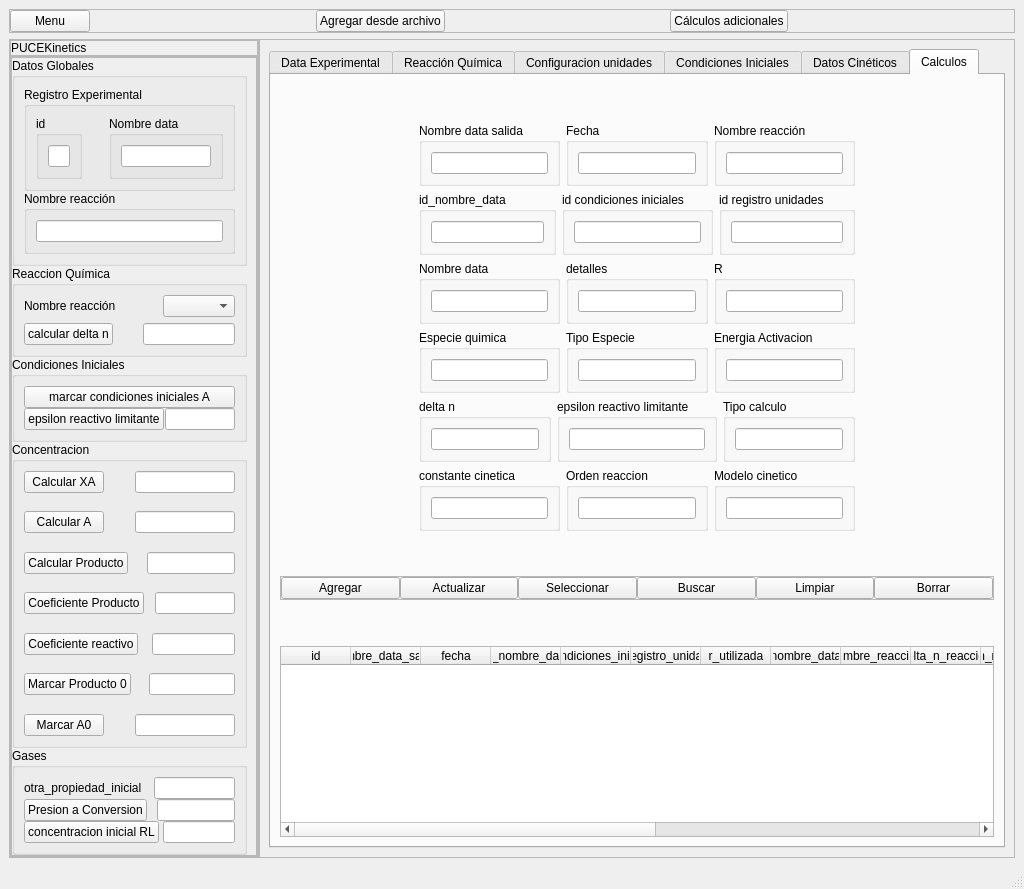
The window that flujo_datos_gui_v5.ui (JuandresPUCE/tesis_pyqt_sqlite) describes before a commit, drawn with Qt 5.
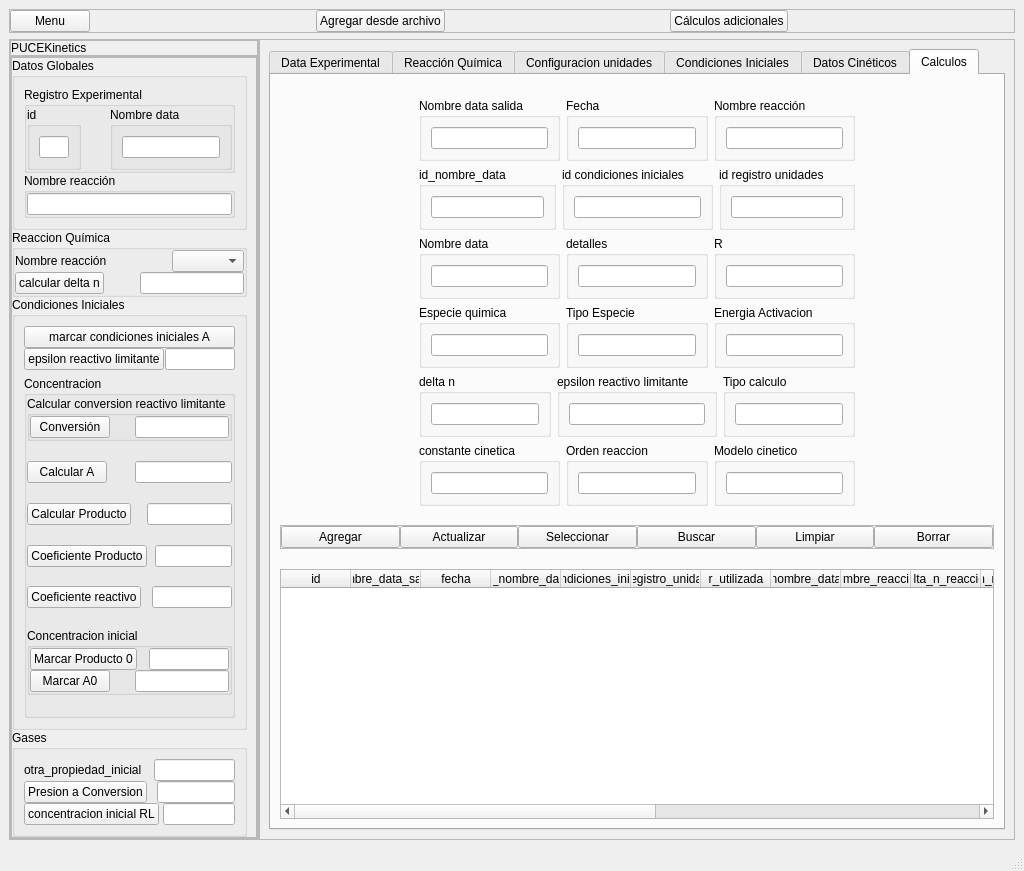
The same window after the commit. The open tabs and pages were chosen to show the change.

The edit to the form file:
```diff
--- a/flujo_datos_gui_v5.ui
+++ b/flujo_datos_gui_v5.ui
@@ -7,7 +7,7 @@
     <x>0</x>
     <y>0</y>
     <width>1024</width>
-    <height>889</height>
+    <height>871</height>
    </rect>
   </property>
   <property name="windowTitle">
@@ -304,6 +304,21 @@
                         <string>Registro Experimental</string>
                        </property>
                        <layout class="QHBoxLayout" name="horizontalLayout_29">
+                        <property name="spacing">
+                         <number>0</number>
+                        </property>
+                        <property name="leftMargin">
+                         <number>0</number>
+                        </property>
+                        <property name="topMargin">
+                         <number>0</number>
+                        </property>
+                        <property name="rightMargin">
+                         <number>0</number>
+                        </property>
+                        <property name="bottomMargin">
+                         <number>0</number>
+                        </property>
                         <item>
                          <widget class="QGroupBox" name="groupBox_42">
                           <property name="minimumSize">
@@ -379,6 +394,21 @@
                         <string>Nombre reacción</string>
                        </property>
                        <layout class="QHBoxLayout" name="horizontalLayout_75">
+                        <property name="spacing">
+                         <number>0</number>
+                        </property>
+                        <property name="leftMargin">
+                         <number>0</number>
+                        </property>
+                        <property name="topMargin">
+                         <number>0</number>
+                        </property>
+                        <property name="rightMargin">
+                         <number>0</number>
+                        </property>
+                        <property name="bottomMargin">
+                         <number>0</number>
+                        </property>
                         <item>
                          <widget class="QLineEdit" name="nombre_reaccion_general_edit"/>
                         </item>
@@ -409,6 +439,21 @@
                    <string>Reaccion Química</string>
                   </property>
                   <layout class="QVBoxLayout" name="verticalLayout_28">
+                   <property name="spacing">
+                    <number>0</number>
+                   </property>
+                   <property name="leftMargin">
+                    <number>0</number>
+                   </property>
+                   <property name="topMargin">
+                    <number>0</number>
+                   </property>
+                   <property name="rightMargin">
+                    <number>0</number>
+                   </property>
+                   <property name="bottomMargin">
+                    <number>0</number>
+                   </property>
                    <item>
                     <layout class="QVBoxLayout" name="verticalLayout_27">
                      <item>
@@ -559,26 +604,73 @@
                      </item>
                     </layout>
                    </item>
-                  </layout>
-                 </widget>
-                </item>
                 <item>
                  <widget class="QGroupBox" name="groupBox_4">
                   <property name="title">
                    <string>Concentracion</string>
                   </property>
                   <layout class="QVBoxLayout" name="verticalLayout_32">
+                      <property name="spacing">
+                       <number>6</number>
+                      </property>
+                      <property name="leftMargin">
+                       <number>0</number>
+                      </property>
+                      <property name="topMargin">
+                       <number>0</number>
+                      </property>
+                      <property name="rightMargin">
+                       <number>0</number>
+                      </property>
+                      <property name="bottomMargin">
+                       <number>0</number>
+                      </property>
+                      <item>
+                       <spacer name="verticalSpacer_3">
+                        <property name="orientation">
+                         <enum>Qt::Vertical</enum>
+                        </property>
+                        <property name="sizeHint" stdset="0">
+                         <size>
+                          <width>20</width>
+                          <height>40</height>
+                         </size>
+                        </property>
+                       </spacer>
+                      </item>
                    <item>
                     <layout class="QVBoxLayout" name="verticalLayout_31">
+                        <property name="spacing">
+                         <number>0</number>
+                        </property>
                      <item>
-                      <layout class="QHBoxLayout" name="horizontalLayout_47">
+                         <widget class="QGroupBox" name="groupBox_62">
+                          <property name="title">
+                           <string>Calcular conversion reactivo limitante</string>
+                          </property>
+                          <layout class="QHBoxLayout" name="horizontalLayout_49">
                        <property name="spacing">
                         <number>0</number>
                        </property>
+                           <property name="leftMargin">
+                            <number>0</number>
+                           </property>
+                           <property name="topMargin">
+                            <number>0</number>
+                           </property>
+                           <property name="rightMargin">
+                            <number>0</number>
+                           </property>
+                           <property name="bottomMargin">
+                            <number>0</number>
+                           </property>
+                           <item>
+                            <layout class="QHBoxLayout" name="horizontalLayout_47"/>
+                           </item>
                        <item>
                         <widget class="QPushButton" name="calcular_xa">
                          <property name="text">
-                          <string>Calcular XA</string>
+                              <string>Conversión</string>
                          </property>
                         </widget>
                        </item>
@@ -599,9 +691,17 @@
                         <widget class="QLineEdit" name="conversion_reactivo_limitante_dc_edit_2"/>
                        </item>
                       </layout>
+                         </widget>
                      </item>
                      <item>
-                      <spacer name="verticalSpacer_3">
+                         <layout class="QHBoxLayout" name="horizontalLayout_50">
+                          <property name="spacing">
+                           <number>0</number>
+                          </property>
+                         </layout>
+                        </item>
+                        <item>
+                         <spacer name="verticalSpacer_5">
                        <property name="orientation">
                         <enum>Qt::Vertical</enum>
                        </property>
@@ -614,7 +714,7 @@
                       </spacer>
                      </item>
                      <item>
-                      <layout class="QHBoxLayout" name="horizontalLayout_49">
+                         <layout class="QHBoxLayout" name="horizontalLayout_51">
                        <property name="spacing">
                         <number>0</number>
                        </property>
@@ -644,7 +744,7 @@
                       </layout>
                      </item>
                      <item>
-                      <spacer name="verticalSpacer_4">
+                         <spacer name="verticalSpacer_27">
                        <property name="orientation">
                         <enum>Qt::Vertical</enum>
                        </property>
@@ -657,7 +757,7 @@
                       </spacer>
                      </item>
                      <item>
-                      <layout class="QHBoxLayout" name="horizontalLayout_50">
+                         <layout class="QHBoxLayout" name="horizontalLayout_52">
                        <property name="spacing">
                         <number>0</number>
                        </property>
@@ -687,7 +787,7 @@
                       </layout>
                      </item>
                      <item>
-                      <spacer name="verticalSpacer_5">
+                         <spacer name="verticalSpacer_34">
                        <property name="orientation">
                         <enum>Qt::Vertical</enum>
                        </property>
@@ -700,7 +800,7 @@
                       </spacer>
                      </item>
                      <item>
-                      <layout class="QHBoxLayout" name="horizontalLayout_51">
+                         <layout class="QHBoxLayout" name="horizontalLayout_53">
                        <property name="spacing">
                         <number>0</number>
                        </property>
@@ -730,7 +830,7 @@
                       </layout>
                      </item>
                      <item>
-                      <spacer name="verticalSpacer_34">
+                         <spacer name="verticalSpacer_35">
                        <property name="orientation">
                         <enum>Qt::Vertical</enum>
                        </property>
@@ -743,7 +843,7 @@
                       </spacer>
                      </item>
                      <item>
-                      <layout class="QHBoxLayout" name="horizontalLayout_52">
+                         <layout class="QHBoxLayout" name="horizontalLayout_54">
                        <property name="spacing">
                         <number>0</number>
                        </property>
@@ -773,7 +873,7 @@
                       </layout>
                      </item>
                      <item>
-                      <spacer name="verticalSpacer_35">
+                         <spacer name="verticalSpacer_36">
                        <property name="orientation">
                         <enum>Qt::Vertical</enum>
                        </property>
@@ -786,7 +886,28 @@
                       </spacer>
                      </item>
                      <item>
-                      <layout class="QHBoxLayout" name="horizontalLayout_53">
+                         <widget class="QGroupBox" name="groupBox_65">
+                          <property name="title">
+                           <string>Concentracion inicial</string>
+                          </property>
+                          <layout class="QVBoxLayout" name="verticalLayout_71">
+                           <property name="spacing">
+                            <number>0</number>
+                           </property>
+                           <property name="leftMargin">
+                            <number>0</number>
+                           </property>
+                           <property name="topMargin">
+                            <number>0</number>
+                           </property>
+                           <property name="rightMargin">
+                            <number>0</number>
+                           </property>
+                           <property name="bottomMargin">
+                            <number>0</number>
+                           </property>
+                           <item>
+                            <layout class="QHBoxLayout" name="horizontalLayout_82">
                        <property name="spacing">
                         <number>0</number>
                        </property>
@@ -816,20 +937,7 @@
                       </layout>
                      </item>
                      <item>
-                      <spacer name="verticalSpacer_36">
-                       <property name="orientation">
-                        <enum>Qt::Vertical</enum>
-                       </property>
-                       <property name="sizeHint" stdset="0">
-                        <size>
-                         <width>20</width>
-                         <height>40</height>
-                        </size>
-                       </property>
-                      </spacer>
-                     </item>
-                     <item>
-                      <layout class="QHBoxLayout" name="horizontalLayout_54">
+                            <layout class="QHBoxLayout" name="horizontalLayout_83">
                        <property name="spacing">
                         <number>0</number>
                        </property>
@@ -859,6 +967,25 @@
                       </layout>
                      </item>
                     </layout>
+                         </widget>
+                        </item>
+                        <item>
+                         <spacer name="verticalSpacer_47">
+                          <property name="orientation">
+                           <enum>Qt::Vertical</enum>
+                          </property>
+                          <property name="sizeHint" stdset="0">
+                           <size>
+                            <width>20</width>
+                            <height>40</height>
+                           </size>
+                          </property>
+                         </spacer>
+                        </item>
+                       </layout>
+                      </item>
+                     </layout>
+                    </widget>
                    </item>
                   </layout>
                  </widget>
@@ -1033,7 +1160,7 @@
                </size>
               </property>
               <property name="currentIndex">
-               <number>3</number>
+               <number>4</number>
               </property>
               <widget class="QWidget" name="rde_tab">
                <attribute name="title">
@@ -3694,6 +3821,12 @@
                 </item>
                 <item>
                  <widget class="QTableWidget" name="datos_salida_tabla">
+                  <property name="minimumSize">
+                   <size>
+                    <width>0</width>
+                    <height>250</height>
+                   </size>
+                  </property>
                   <property name="focusPolicy">
                    <enum>Qt::NoFocus</enum>
                   </property>
```
Lines whose indentation alone changed are shown as unchanged.
